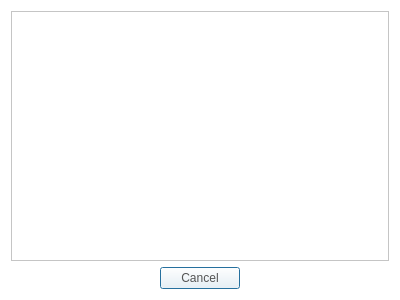
The window that CaX/dialog/searchcoverartresultdialog.ui (fsest4u/CaX_03) describes before a commit, drawn with Qt 5.
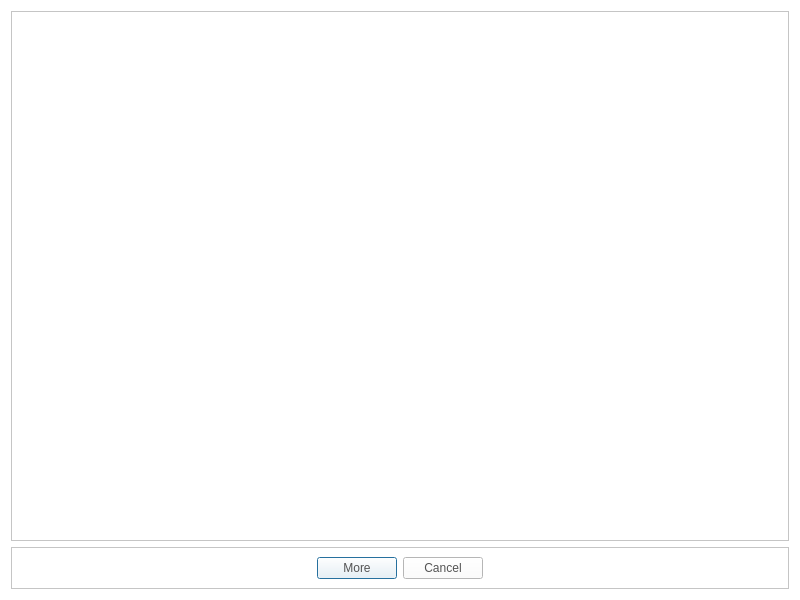
The same window after the commit.

```diff
--- a/CaX/dialog/searchcoverartresultdialog.ui
+++ b/CaX/dialog/searchcoverartresultdialog.ui
@@ -6,10 +6,16 @@
    <rect>
     <x>0</x>
     <y>0</y>
-    <width>400</width>
-    <height>300</height>
+    <width>800</width>
+    <height>600</height>
    </rect>
   </property>
+  <property name="minimumSize">
+   <size>
+    <width>800</width>
+    <height>600</height>
+   </size>
+  </property>
   <property name="windowTitle">
    <string>Dialog</string>
   </property>
@@ -30,6 +36,103 @@
 }</string>
   </property>
   <layout class="QGridLayout" name="gridLayout">
+   <item row="1" column="0">
+    <widget class="QFrame" name="frame_2">
+     <property name="minimumSize">
+      <size>
+       <width>0</width>
+       <height>100</height>
+      </size>
+     </property>
+     <property name="maximumSize">
+      <size>
+       <width>16777215</width>
+       <height>100</height>
+      </size>
+     </property>
+     <property name="frameShape">
+      <enum>QFrame::StyledPanel</enum>
+     </property>
+     <property name="frameShadow">
+      <enum>QFrame::Raised</enum>
+     </property>
+     <layout class="QHBoxLayout" name="horizontalLayout">
+      <property name="sizeConstraint">
+       <enum>QLayout::SetMinAndMaxSize</enum>
+      </property>
+      <item>
+       <spacer name="horizontalSpacer">
+        <property name="orientation">
+         <enum>Qt::Horizontal</enum>
+        </property>
+        <property name="sizeHint" stdset="0">
+         <size>
+          <width>40</width>
+          <height>20</height>
+         </size>
+        </property>
+       </spacer>
+      </item>
+      <item>
+       <widget class="QPushButton" name="btnMore">
+        <property name="minimumSize">
+         <size>
+          <width>80</width>
+          <height>0</height>
+         </size>
+        </property>
+        <property name="maximumSize">
+         <size>
+          <width>80</width>
+          <height>16777215</height>
+         </size>
+        </property>
+        <property name="text">
+         <string>More</string>
+        </property>
+       </widget>
+      </item>
+      <item>
+       <widget class="QDialogButtonBox" name="buttonBox">
+        <property name="minimumSize">
+         <size>
+          <width>80</width>
+          <height>0</height>
+         </size>
+        </property>
+        <property name="maximumSize">
+         <size>
+          <width>80</width>
+          <height>16777215</height>
+         </size>
+        </property>
+        <property name="orientation">
+         <enum>Qt::Horizontal</enum>
+        </property>
+        <property name="standardButtons">
+         <set>QDialogButtonBox::Cancel</set>
+        </property>
+        <property name="centerButtons">
+         <bool>true</bool>
+        </property>
+       </widget>
+      </item>
+      <item>
+       <spacer name="horizontalSpacer_2">
+        <property name="orientation">
+         <enum>Qt::Horizontal</enum>
+        </property>
+        <property name="sizeHint" stdset="0">
+         <size>
+          <width>40</width>
+          <height>20</height>
+         </size>
+        </property>
+       </spacer>
+      </item>
+     </layout>
+    </widget>
+   </item>
    <item row="0" column="0">
     <widget class="QFrame" name="frame">
      <property name="frameShape">
@@ -41,19 +144,6 @@
      <layout class="QGridLayout" name="gridLayoutCoverArt"/>
     </widget>
    </item>
-   <item row="1" column="0">
-    <widget class="QDialogButtonBox" name="buttonBox">
-     <property name="orientation">
-      <enum>Qt::Horizontal</enum>
-     </property>
-     <property name="standardButtons">
-      <set>QDialogButtonBox::Cancel</set>
-     </property>
-     <property name="centerButtons">
-      <bool>true</bool>
-     </property>
-    </widget>
-   </item>
   </layout>
  </widget>
  <resources/>
```
